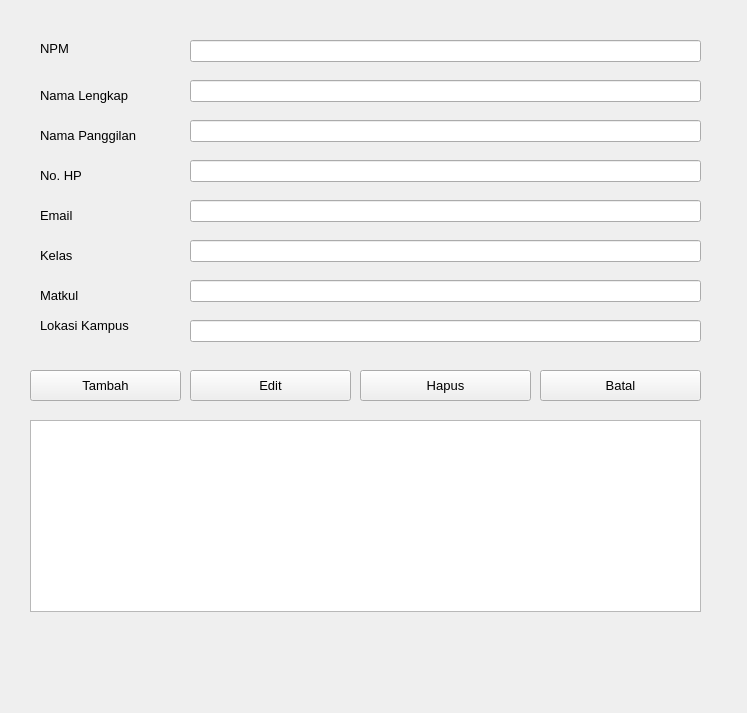
The window that mahasiswa.ui (Ek-Firdaus/Visual2_2310010061) describes before a commit, drawn with Qt 5.
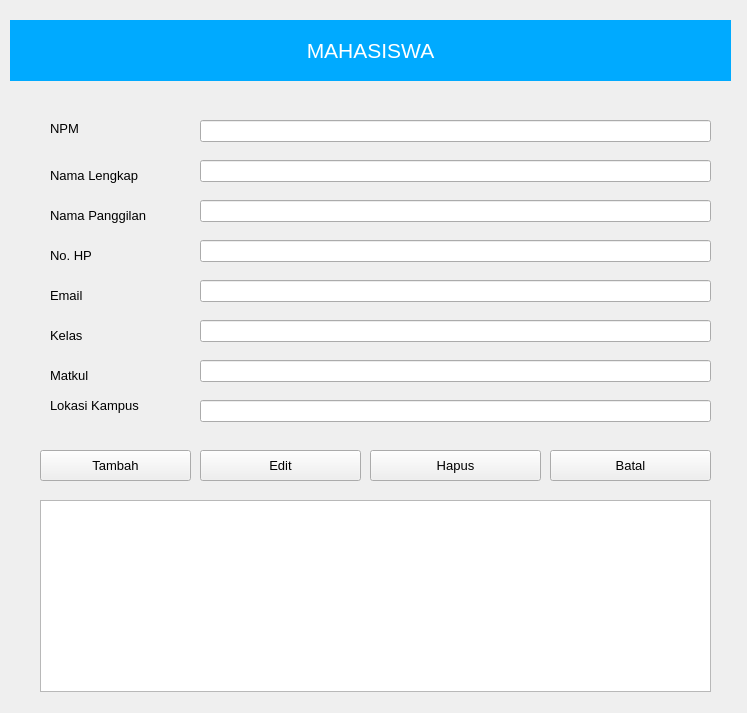
The same window after the commit.

The edit to the form file:
```diff
--- a/mahasiswa.ui
+++ b/mahasiswa.ui
@@ -16,8 +16,8 @@
   <widget class="QLabel" name="label">
    <property name="geometry">
     <rect>
-     <x>40</x>
-     <y>40</y>
+     <x>50</x>
+     <y>120</y>
      <width>55</width>
      <height>16</height>
     </rect>
@@ -34,8 +34,8 @@
   <widget class="QLabel" name="label_2">
    <property name="geometry">
     <rect>
-     <x>40</x>
-     <y>80</y>
+     <x>50</x>
+     <y>160</y>
      <width>121</width>
      <height>31</height>
     </rect>
@@ -52,8 +52,8 @@
   <widget class="QLabel" name="label_3">
    <property name="geometry">
     <rect>
-     <x>40</x>
-     <y>120</y>
+     <x>50</x>
+     <y>200</y>
      <width>131</width>
      <height>31</height>
     </rect>
@@ -70,8 +70,8 @@
   <widget class="QLabel" name="label_4">
    <property name="geometry">
     <rect>
-     <x>40</x>
-     <y>160</y>
+     <x>50</x>
+     <y>240</y>
      <width>131</width>
      <height>31</height>
     </rect>
@@ -88,8 +88,8 @@
   <widget class="QLabel" name="label_5">
    <property name="geometry">
     <rect>
-     <x>40</x>
-     <y>200</y>
+     <x>50</x>
+     <y>280</y>
      <width>131</width>
      <height>31</height>
     </rect>
@@ -106,8 +106,8 @@
   <widget class="QLabel" name="label_6">
    <property name="geometry">
     <rect>
-     <x>40</x>
-     <y>240</y>
+     <x>50</x>
+     <y>320</y>
      <width>131</width>
      <height>31</height>
     </rect>
@@ -124,8 +124,8 @@
   <widget class="QLabel" name="label_7">
    <property name="geometry">
     <rect>
-     <x>40</x>
-     <y>280</y>
+     <x>50</x>
+     <y>360</y>
      <width>131</width>
      <height>31</height>
     </rect>
@@ -142,8 +142,8 @@
   <widget class="QLabel" name="label_9">
    <property name="geometry">
     <rect>
-     <x>40</x>
-     <y>310</y>
+     <x>50</x>
+     <y>390</y>
      <width>131</width>
      <height>31</height>
     </rect>
@@ -160,8 +160,8 @@
   <widget class="QLineEdit" name="lineEdit_npm">
    <property name="geometry">
     <rect>
-     <x>190</x>
-     <y>40</y>
+     <x>200</x>
+     <y>120</y>
      <width>511</width>
      <height>22</height>
     </rect>
@@ -170,8 +170,8 @@
   <widget class="QLineEdit" name="lineEdit_nama">
    <property name="geometry">
     <rect>
-     <x>190</x>
-     <y>80</y>
+     <x>200</x>
+     <y>160</y>
      <width>511</width>
      <height>22</height>
     </rect>
@@ -180,8 +180,8 @@
   <widget class="QLineEdit" name="lineEdit_panggilan">
    <property name="geometry">
     <rect>
-     <x>190</x>
-     <y>120</y>
+     <x>200</x>
+     <y>200</y>
      <width>511</width>
      <height>22</height>
     </rect>
@@ -190,8 +190,8 @@
   <widget class="QLineEdit" name="lineEdit_telp">
    <property name="geometry">
     <rect>
-     <x>190</x>
-     <y>160</y>
+     <x>200</x>
+     <y>240</y>
      <width>511</width>
      <height>22</height>
     </rect>
@@ -200,8 +200,8 @@
   <widget class="QLineEdit" name="lineEdit_email">
    <property name="geometry">
     <rect>
-     <x>190</x>
-     <y>200</y>
+     <x>200</x>
+     <y>280</y>
      <width>511</width>
      <height>22</height>
     </rect>
@@ -210,8 +210,8 @@
   <widget class="QLineEdit" name="lineEdit_kelas">
    <property name="geometry">
     <rect>
-     <x>190</x>
-     <y>240</y>
+     <x>200</x>
+     <y>320</y>
      <width>511</width>
      <height>22</height>
     </rect>
@@ -220,8 +220,8 @@
   <widget class="QLineEdit" name="lineEdit_matkul">
    <property name="geometry">
     <rect>
-     <x>190</x>
-     <y>280</y>
+     <x>200</x>
+     <y>360</y>
      <width>511</width>
      <height>22</height>
     </rect>
@@ -230,8 +230,8 @@
   <widget class="QLineEdit" name="lineEdit_lokasi_2">
    <property name="geometry">
     <rect>
-     <x>190</x>
-     <y>320</y>
+     <x>200</x>
+     <y>400</y>
      <width>511</width>
      <height>22</height>
     </rect>
@@ -240,8 +240,8 @@
   <widget class="QPushButton" name="TAMBAH">
    <property name="geometry">
     <rect>
-     <x>30</x>
-     <y>370</y>
+     <x>40</x>
+     <y>450</y>
      <width>151</width>
      <height>31</height>
     </rect>
@@ -258,8 +258,8 @@
   <widget class="QPushButton" name="UBAH">
    <property name="geometry">
     <rect>
-     <x>190</x>
-     <y>370</y>
+     <x>200</x>
+     <y>450</y>
      <width>161</width>
      <height>31</height>
     </rect>
@@ -276,8 +276,8 @@
   <widget class="QPushButton" name="HAPUS">
    <property name="geometry">
     <rect>
-     <x>360</x>
-     <y>370</y>
+     <x>370</x>
+     <y>450</y>
      <width>171</width>
      <height>31</height>
     </rect>
@@ -294,8 +294,8 @@
   <widget class="QPushButton" name="BATAL">
    <property name="geometry">
     <rect>
-     <x>540</x>
-     <y>370</y>
+     <x>550</x>
+     <y>450</y>
      <width>161</width>
      <height>31</height>
     </rect>
@@ -312,13 +312,41 @@
   <widget class="QTableWidget" name="tableWidget">
    <property name="geometry">
     <rect>
-     <x>30</x>
-     <y>420</y>
+     <x>40</x>
+     <y>500</y>
      <width>671</width>
      <height>192</height>
     </rect>
    </property>
   </widget>
+  <widget class="QLabel" name="label_8">
+   <property name="geometry">
+    <rect>
+     <x>10</x>
+     <y>20</y>
+     <width>721</width>
+     <height>61</height>
+    </rect>
+   </property>
+   <property name="font">
+    <font>
+     <pointsize>16</pointsize>
+    </font>
+   </property>
+   <property name="autoFillBackground">
+    <bool>false</bool>
+   </property>
+   <property name="styleSheet">
+    <string notr="true">background-color: rgb(0, 170, 255);
+color: rgb(255, 255, 255);</string>
+   </property>
+   <property name="text">
+    <string>MAHASISWA</string>
+   </property>
+   <property name="alignment">
+    <set>Qt::AlignCenter</set>
+   </property>
+  </widget>
  </widget>
  <resources/>
  <connections/>
```
